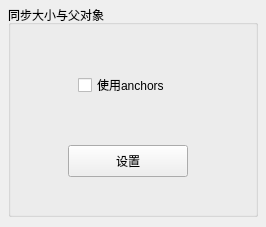
First picture: the form in qmleditorwidgets/HelperWidgetPlus/HelperWidgetPlusForItem.ui, repository 188080501/QmlDesignerPlus, before the edit.
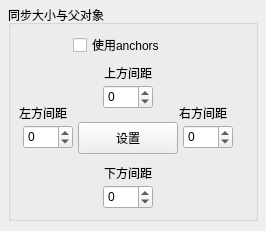
Second picture: the form after the edit.

```diff
--- a/qmleditorwidgets/HelperWidgetPlus/HelperWidgetPlusForItem.ui
+++ b/qmleditorwidgets/HelperWidgetPlus/HelperWidgetPlusForItem.ui
@@ -53,7 +53,7 @@
      <property name="minimumSize">
       <size>
        <width>240</width>
-       <height>200</height>
+       <height>216</height>
       </size>
      </property>
      <property name="title">
@@ -62,10 +62,10 @@
      <widget class="QCheckBox" name="checkBoxUseAnchors">
       <property name="geometry">
        <rect>
-        <x>70</x>
-        <y>70</y>
+        <x>65</x>
+        <y>20</y>
         <width>110</width>
-        <height>20</height>
+        <height>40</height>
        </rect>
       </property>
       <property name="text">
@@ -75,9 +75,9 @@
      <widget class="QPushButton" name="pushButtonSyncSizeFromParent">
       <property name="geometry">
        <rect>
-        <x>60</x>
-        <y>140</y>
-        <width>120</width>
+        <x>70</x>
+        <y>117</y>
+        <width>100</width>
         <height>32</height>
        </rect>
       </property>
@@ -85,6 +85,146 @@
        <string>设置</string>
       </property>
      </widget>
+     <widget class="QSpinBox" name="spinBoxSyncSizeTopSpace">
+      <property name="geometry">
+       <rect>
+        <x>95</x>
+        <y>80</y>
+        <width>50</width>
+        <height>24</height>
+       </rect>
+      </property>
+      <property name="focusPolicy">
+       <enum>Qt::ClickFocus</enum>
+      </property>
+      <property name="minimum">
+       <number>-999999</number>
+      </property>
+      <property name="maximum">
+       <number>999999</number>
+      </property>
+     </widget>
+     <widget class="QSpinBox" name="spinBoxSyncSizeBottomSpace">
+      <property name="geometry">
+       <rect>
+        <x>95</x>
+        <y>180</y>
+        <width>50</width>
+        <height>24</height>
+       </rect>
+      </property>
+      <property name="focusPolicy">
+       <enum>Qt::ClickFocus</enum>
+      </property>
+      <property name="minimum">
+       <number>-999999</number>
+      </property>
+      <property name="maximum">
+       <number>999999</number>
+      </property>
+     </widget>
+     <widget class="QSpinBox" name="spinBoxSyncSizeLeftSpace">
+      <property name="geometry">
+       <rect>
+        <x>15</x>
+        <y>120</y>
+        <width>50</width>
+        <height>24</height>
+       </rect>
+      </property>
+      <property name="focusPolicy">
+       <enum>Qt::ClickFocus</enum>
+      </property>
+      <property name="minimum">
+       <number>-999999</number>
+      </property>
+      <property name="maximum">
+       <number>999999</number>
+      </property>
+     </widget>
+     <widget class="QSpinBox" name="spinBoxSyncSizeRightSpace">
+      <property name="geometry">
+       <rect>
+        <x>175</x>
+        <y>120</y>
+        <width>50</width>
+        <height>24</height>
+       </rect>
+      </property>
+      <property name="focusPolicy">
+       <enum>Qt::ClickFocus</enum>
+      </property>
+      <property name="minimum">
+       <number>-999999</number>
+      </property>
+      <property name="maximum">
+       <number>999999</number>
+      </property>
+     </widget>
+     <widget class="QLabel" name="label">
+      <property name="geometry">
+       <rect>
+        <x>85</x>
+        <y>160</y>
+        <width>70</width>
+        <height>16</height>
+       </rect>
+      </property>
+      <property name="text">
+       <string>下方间距</string>
+      </property>
+      <property name="alignment">
+       <set>Qt::AlignCenter</set>
+      </property>
+     </widget>
+     <widget class="QLabel" name="label_2">
+      <property name="geometry">
+       <rect>
+        <x>85</x>
+        <y>60</y>
+        <width>70</width>
+        <height>16</height>
+       </rect>
+      </property>
+      <property name="text">
+       <string>上方间距</string>
+      </property>
+      <property name="alignment">
+       <set>Qt::AlignCenter</set>
+      </property>
+     </widget>
+     <widget class="QLabel" name="label_3">
+      <property name="geometry">
+       <rect>
+        <x>0</x>
+        <y>100</y>
+        <width>70</width>
+        <height>16</height>
+       </rect>
+      </property>
+      <property name="text">
+       <string>左方间距</string>
+      </property>
+      <property name="alignment">
+       <set>Qt::AlignCenter</set>
+      </property>
+     </widget>
+     <widget class="QLabel" name="label_4">
+      <property name="geometry">
+       <rect>
+        <x>160</x>
+        <y>100</y>
+        <width>70</width>
+        <height>16</height>
+       </rect>
+      </property>
+      <property name="text">
+       <string>右方间距</string>
+      </property>
+      <property name="alignment">
+       <set>Qt::AlignCenter</set>
+      </property>
+     </widget>
     </widget>
    </item>
    <item row="1" column="1">
```
Left out of the diff: 6 changed lines with no effect on the pictures.
